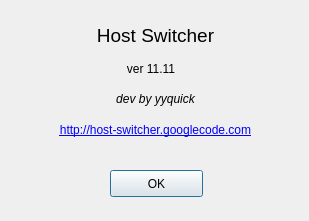
This is about_dialog.ui in yyquick/host-switcher as Qt 5 draws it before an edit. The edited form follows.
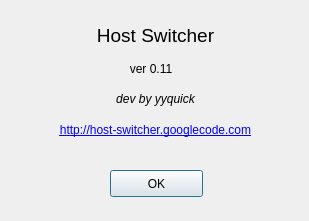
This is the edited form. Icons and pictures are not drawn.

```diff
--- a/about_dialog.ui
+++ b/about_dialog.ui
@@ -77,7 +77,7 @@
     </rect>
    </property>
    <property name="text">
-    <string>ver 11.11</string>
+    <string>ver 0.11</string>
    </property>
    <property name="alignment">
     <set>Qt::AlignCenter</set>
```
